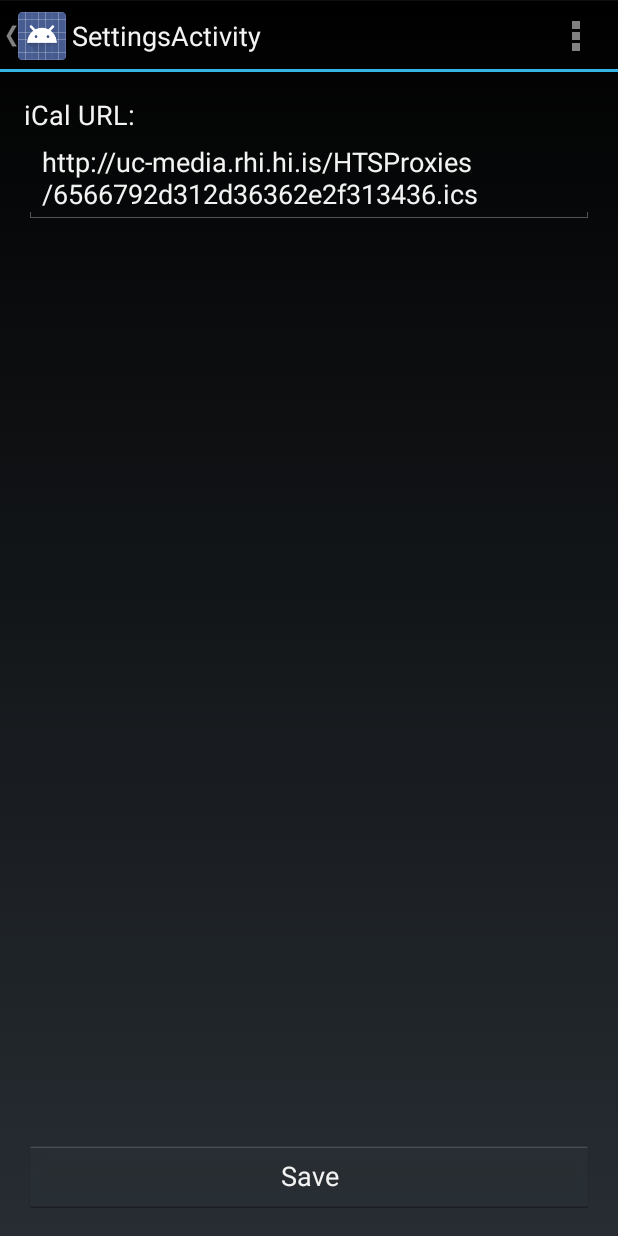
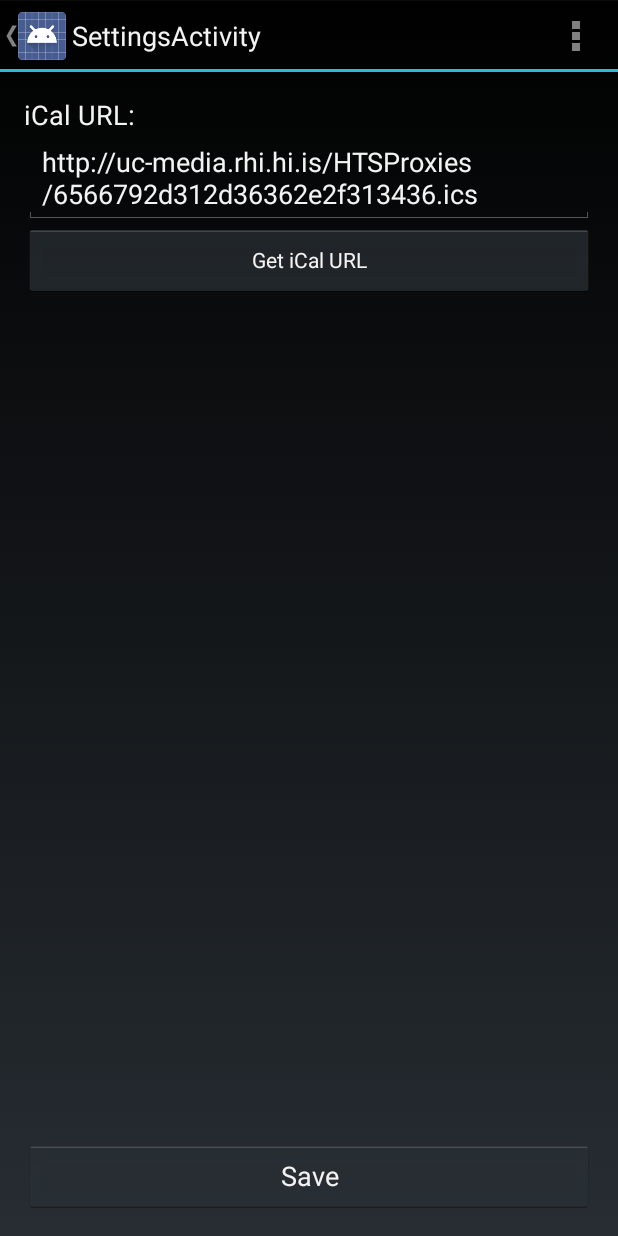
Before and after one commit to Tritlo/rUglan, an Android app: the SettingsActivity screen opened directly, with no data from a screen before it, on a phone screen of 412 x 824 dp. Run offline under Robolectric (Android 15) with nearby library versions, the phone set to English and light mode, and no system bars.

Commit message:
not working, just want to get to master again

```diff
--- a/rUglanProject/rUglan/src/main/AndroidManifest.xml
+++ b/rUglanProject/rUglan/src/main/AndroidManifest.xml
@@ -40,6 +40,10 @@
                 android:name="android.support.PARENT_ACTIVITY"
                 android:value="is.mpg.ruglan.HomeActivity" />
         </activity>
+        <activity
+            android:name="is.mpg.ruglan.GetiCalUrlActivity"
+            android:label="@string/title_activity_geti_cal_url" >
+        </activity>
     </application>
 
 </manifest>
--- a/rUglanProject/rUglan/src/main/res/layout/activity_settings.xml
+++ b/rUglanProject/rUglan/src/main/res/layout/activity_settings.xml
@@ -31,4 +31,15 @@
         android:layout_alignParentLeft="true"
         android:layout_alignParentRight="true" />
 
+    <Button
+        style="?android:attr/buttonStyleSmall"
+        android:layout_width="wrap_content"
+        android:layout_height="wrap_content"
+        android:text="Get iCal URL"
+        android:id="@+id/getIcalUrlButton"
+        android:layout_below="@+id/iCalUrlInput"
+        android:layout_alignParentLeft="true"
+        android:layout_alignRight="@+id/iCalUrlInput"
+        android:onClick="getIcalUrl" />
+
 </RelativeLayout>
--- /dev/null
+++ b/rUglanProject/rUglan/src/main/res/menu/geti_cal_url.xml
@@ -0,0 +1,6 @@
+<menu xmlns:android="http://schemas.android.com/apk/res/android">
+    <item android:id="@+id/action_settings"
+        android:title="@string/action_settings"
+        android:orderInCategory="100"
+        android:showAsAction="never" />
+</menu>
--- a/rUglanProject/rUglan/src/main/res/values/strings.xml
+++ b/rUglanProject/rUglan/src/main/res/values/strings.xml
@@ -12,5 +12,6 @@
     <string name="loc_header">Staðsetning</string>
     <string name="iCalUrlSettingText">iCal URL:</string>
     <string name="Invalid_iCal_alert">There was an error with your iCal URL. Please go to settings and change it to a valid URL to a valid iCal.</string>
+    <string name="title_activity_geti_cal_url">Get iCal url</string>
 
 </resources>
```
Also changed, not shown: rUglanProject/rUglan/src/main/java/is/mpg/ruglan/GetiCalUrlActivity.java (added, +63 -0 lines), rUglanProject/rUglan/src/main/java/is/mpg/ruglan/SettingsActivity.java (+18 -0 lines), rUglanProject/rUglan/src/main/res/layout/acvitvity_getical.xml (added, +18 -0 lines).
